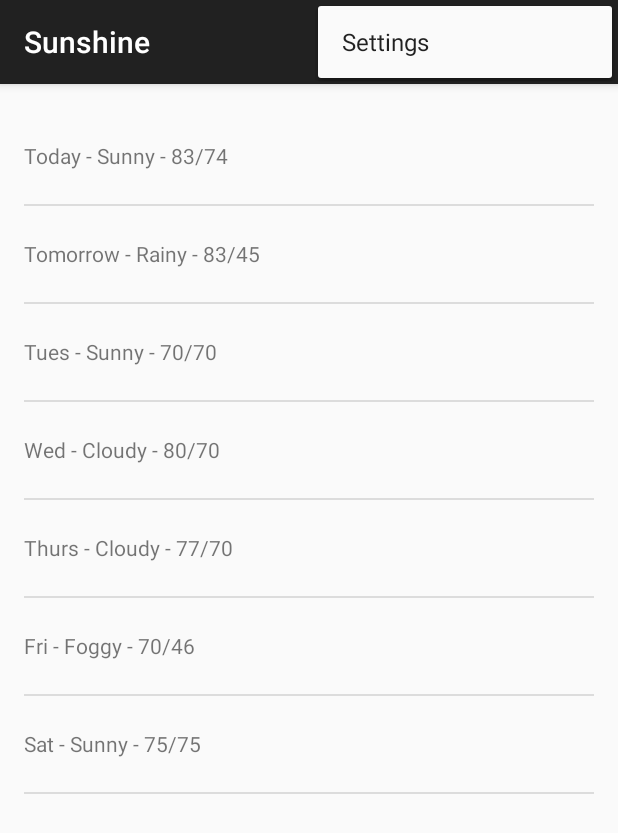
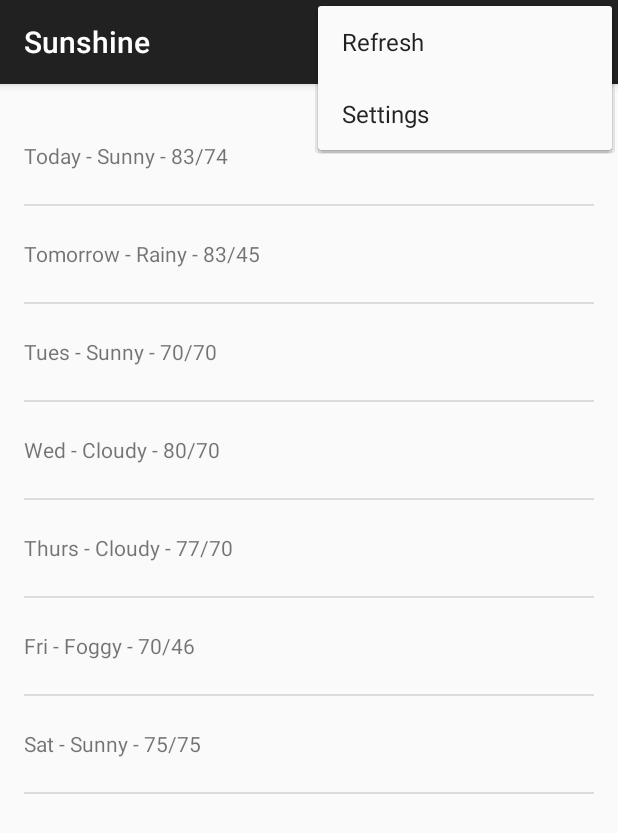
Before and after one commit to jameshollingshead/udacityandroid, an Android app: the screen it shows after launch (MainActivity), with the options menu open, on a phone screen of 412 x 824 dp. Shown: the top 833 px of the screen. Run offline under Robolectric (Android 15) with nearby library versions, the phone set to English and light mode, and no system bars.

Commit message:
lesson 2 code

```diff
--- a/Sunshine/app/src/main/AndroidManifest.xml
+++ b/Sunshine/app/src/main/AndroidManifest.xml
@@ -1,6 +1,9 @@
 <?xml version="1.0" encoding="utf-8"?>
 <manifest xmlns:android="http://schemas.android.com/apk/res/android"
     package="com.example.jhollingshead.sunshine.app" >
+
+    <!-- This permission is necessary to access the network -->
+    <uses-permission android:name="android.permission.INTERNET" />
 
     <application
         android:allowBackup="true"
--- a/Sunshine/app/src/main/java/com/example/jhollingshead/sunshine/app/MainActivity.java
+++ b/Sunshine/app/src/main/java/com/example/jhollingshead/sunshine/app/MainActivity.java
@@ -1,21 +1,10 @@
 package com.example.jhollingshead.sunshine.app;
 
+import android.os.Bundle;
 import android.support.v7.app.ActionBarActivity;
-import android.support.v7.app.ActionBar;
-import android.support.v4.app.Fragment;
-import android.os.Bundle;
-import android.view.LayoutInflater;
 import android.view.Menu;
 import android.view.MenuItem;
-import android.view.View;
-import android.view.ViewGroup;
-import android.os.Build;
-import android.widget.ArrayAdapter;
-import android.widget.ListAdapter;
-import android.widget.ListView;
 
-import java.util.ArrayList;
-import java.util.Arrays;
 
 
 public class MainActivity extends ActionBarActivity {
@@ -26,7 +15,7 @@ public class MainActivity extends ActionBarActivity {
         setContentView(R.layout.activity_main);
         if (savedInstanceState == null) {
             getSupportFragmentManager().beginTransaction()
-                    .add(R.id.container, new PlaceholderFragment())
+                    .add(R.id.container, new ForecastFragment())
                     .commit();
         }
     }
@@ -57,35 +46,5 @@ public class MainActivity extends ActionBarActivity {
     /**
      * A placeholder fragment containing a simple view.
      */
-    public static class PlaceholderFragment extends Fragment {
 
-        public PlaceholderFragment() {
-        }
-
-        @Override
-        public View onCreateView(LayoutInflater inflater, ViewGroup container,
-                                 Bundle savedInstanceState) {
-            View rootView = inflater.inflate(R.layout.fragment_main, container, false);
-
-            String[] forecastArray = {
-                "Today - Sunny - 83/74",
-                "Tomorrow - Rainy - 83/45",
-                "Tues - Sunny - 70/70",
-                "Wed - Cloudy - 80/70",
-                "Thurs - Cloudy - 77/70",
-                "Fri - Foggy - 70/46",
-                "Sat - Sunny - 75/75"
-            };
-            ArrayList<String> weekForecast = new ArrayList<String>(Arrays.asList(forecastArray));
-
-            ArrayAdapter<String> mForecastAdapter = new ArrayAdapter<String>(
-                    getActivity(), R.layout.list_item_forecast, R.id.list_item_forecast_textview,
-                    weekForecast);
-
-            ListView forecastListView = (ListView)rootView.findViewById(R.id.list_view_forecast);
-            forecastListView.setAdapter(mForecastAdapter);
-
-            return rootView;
-        }
-    }
 }
--- /dev/null
+++ b/Sunshine/app/src/main/res/menu/forecastfragment.xml
@@ -0,0 +1,7 @@
+<?xml version="1.0" encoding="utf-8"?>
+<menu xmlns:android="http://schemas.android.com/apk/res/android"
+    xmlns:app="http://schemas.android.com/apk/res-auto">
+    <item android:id="@+id/action_refresh"
+        android:title="@string/action_refresh"
+        app:showAsAction="never" />
+</menu>
--- a/Sunshine/app/src/main/res/values/strings.xml
+++ b/Sunshine/app/src/main/res/values/strings.xml
@@ -4,5 +4,6 @@
     <string name="app_name">Sunshine</string>
     <string name="hello_world">Hello world!</string>
     <string name="action_settings">Settings</string>
+    <string name="action_refresh" translatable="false">Refresh</string>
 
 </resources>
```
Also changed, not shown: Sunshine/app/src/main/java/com/example/jhollingshead/sunshine/app/ForecastFragment.java (added, +303 -0 lines).
